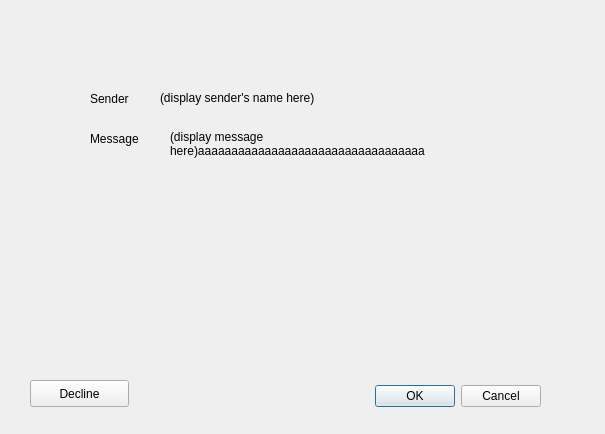
First picture: the form in sharefileclient/readmessagedialog.ui, repository taragu/sharefile, before the edit.
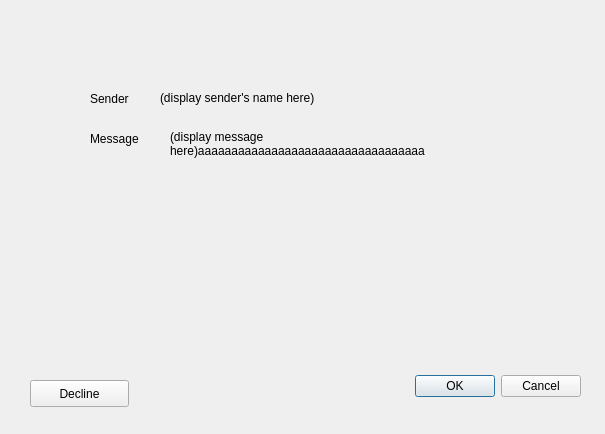
Second picture: the form after the edit.

```diff
--- a/sharefileclient/readmessagedialog.ui
+++ b/sharefileclient/readmessagedialog.ui
@@ -16,8 +16,8 @@
   <widget class="QDialogButtonBox" name="buttonBox">
    <property name="geometry">
     <rect>
-     <x>200</x>
-     <y>380</y>
+     <x>240</x>
+     <y>370</y>
      <width>341</width>
      <height>32</height>
     </rect>
```
